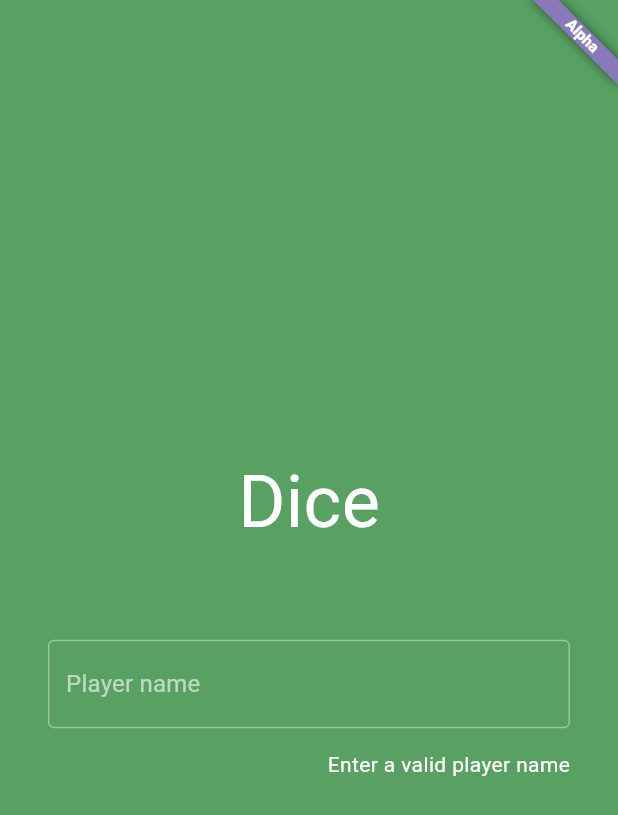
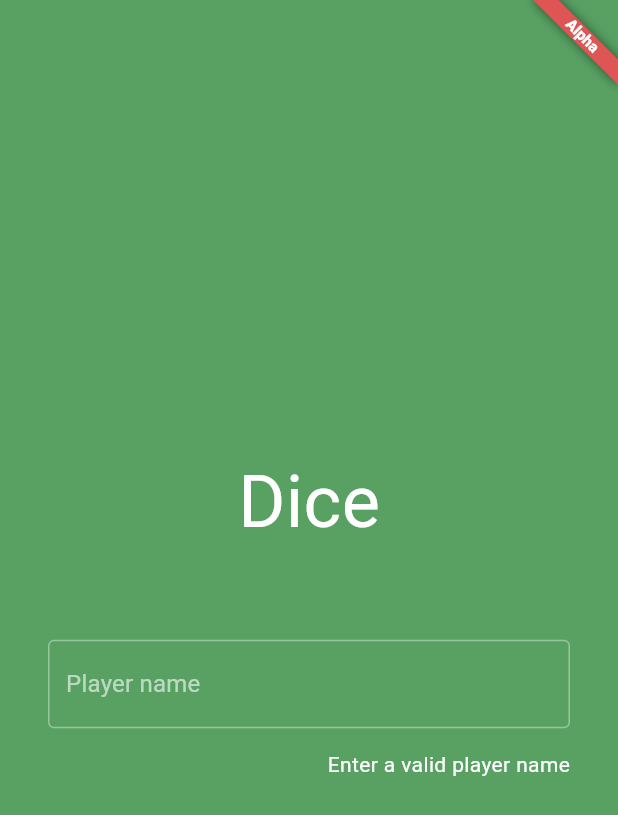
Before and after one commit to fifersheep/dice, a Flutter app: the screen it shows after launch, on a phone screen of 412 x 824 dp. Shown: the top 815 px of the screen. Run offline on Flutter 3.47's test engine with Material 2 defaults, Android fonts, the phone set to English and light mode, and no system bars; our stand-ins replace auto_route, bloc, flutter_bloc, flutter_dotenv, freezed_annotation, shared_preferences and 2 more; missing offline and left inert: lazy_evaluation; accounts and stored records are empty; Roboto replaces fonts that are missing (Montserrat).

Commit message:
red banner looks better

```diff
--- a/lib/presentation/app_scaffold.dart
+++ b/lib/presentation/app_scaffold.dart
@@ -10,7 +10,7 @@ class AppScaffold extends StatelessWidget {
   Widget build(BuildContext context) => Banner(
         location: BannerLocation.topEnd,
         message: "Alpha",
-        color: ThemeColors.secondary,
+        color: ThemeColors.red,
         child: Scaffold(
           body: body,
         ),
```
